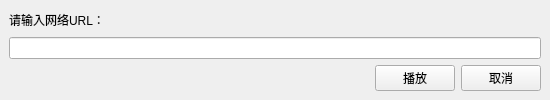
First picture: the form in OpenNetWorkVideoWindow.ui, repository zby1101/VideoPlay, before the edit.
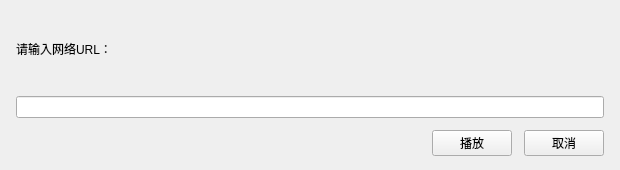
Second picture: the form after the edit.

```diff
--- a/OpenNetWorkVideoWindow.ui
+++ b/OpenNetWorkVideoWindow.ui
@@ -6,8 +6,8 @@
    <rect>
     <x>0</x>
     <y>0</y>
-    <width>550</width>
-    <height>100</height>
+    <width>620</width>
+    <height>170</height>
    </rect>
   </property>
   <property name="windowTitle">
@@ -15,6 +15,21 @@
   </property>
   <widget class="QWidget" name="centralwidget">
    <layout class="QVBoxLayout" name="verticalLayout_2">
+    <property name="spacing">
+     <number>12</number>
+    </property>
+    <property name="leftMargin">
+     <number>16</number>
+    </property>
+    <property name="topMargin">
+     <number>14</number>
+    </property>
+    <property name="rightMargin">
+     <number>16</number>
+    </property>
+    <property name="bottomMargin">
+     <number>14</number>
+    </property>
     <item>
      <layout class="QVBoxLayout" name="verticalLayout">
       <item>
```
Left out of the diff: 2 changed lines with no effect on the pictures.
